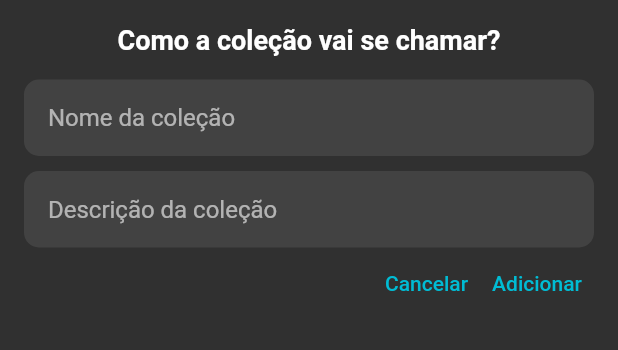
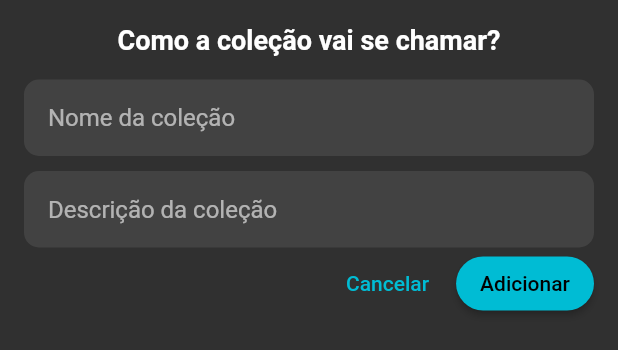
Before and after one commit to diegowinter/Notebook, a Flutter app: the AddCollectionModal widget shown alone on an empty page, opened directly, on a phone screen of 412 x 824 dp. Shown: the top 350 px of the screen. Run offline on Flutter 3.47's test engine with Material 2 defaults, Android fonts, the phone set to English and light mode, and no system bars; our stand-ins replace flutter_markdown, shared_preferences; missing offline and left inert: markdown; accounts and stored records are empty; network calls fail.

Commit message:
add buttons adjustments

```diff
--- a/lib/widgets/add_collection_modal.dart
+++ b/lib/widgets/add_collection_modal.dart
@@ -155,14 +155,19 @@ class _AddCollectionModalState extends State<AddCollectionModal> with SingleTick
                   ),
                   Row(
                     mainAxisAlignment: MainAxisAlignment.end,
+                    crossAxisAlignment: CrossAxisAlignment.center,
                     children: [
                       TextButton(
                         child: Text('Cancelar'),
                         onPressed: () {
                           Navigator.of(context).pop();
                         },
+                        style: TextButton.styleFrom(
+                          shape: StadiumBorder(),
+                        ),
                       ),
-                      TextButton(
+                      SizedBox(width: 10),
+                      ElevatedButton(
                         child: Text(widget.mode == Mode.CREATE
                           ? 'Adicionar'
                           : 'Atualizar'
@@ -172,6 +177,9 @@ class _AddCollectionModalState extends State<AddCollectionModal> with SingleTick
                             ? await _addCollection()
                             : await _editCollection();
                         },
+                        style: ElevatedButton.styleFrom(
+                          shape: StadiumBorder()
+                        ),
                       )
                     ],
                   ),
```
Also changed, not shown: lib/main.dart (+4 -3 lines), lib/screens/page_composer_screen.dart (+9 -2 lines).
